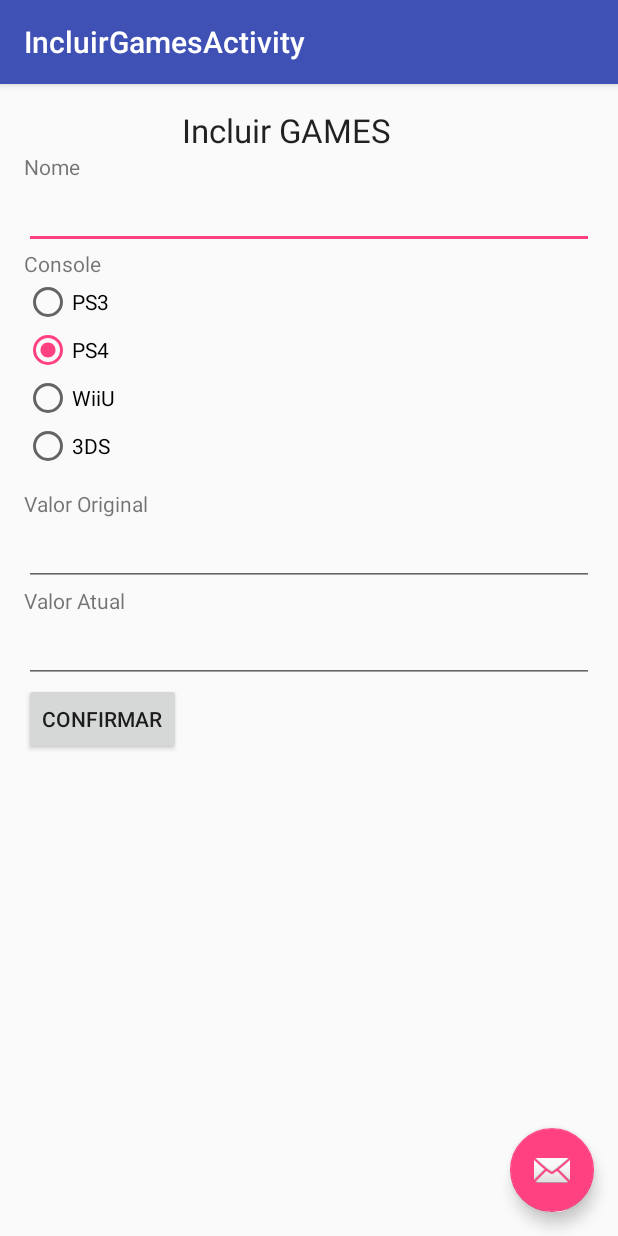
After one commit to lucashermano/minhamuambaproject, an Android app: the IncluirGamesActivity screen opened directly, with no data from a screen before it, on a phone screen of 412 x 824 dp. The commit adds this screen. Run offline under Robolectric (Android 15) with nearby library versions, the phone set to English and light mode, and no system bars.

Commit message:
Tela de inlcuir games.

```diff
--- /dev/null
+++ b/app/src/main/java/pucminas/br/minhamuamba/IncluirGamesActivity.java
@@ -0,0 +1,82 @@
+package pucminas.br.minhamuamba;
+
+import android.os.Bundle;
+import android.support.design.widget.FloatingActionButton;
+import android.support.design.widget.Snackbar;
+import android.support.v7.app.AppCompatActivity;
+import android.support.v7.widget.Toolbar;
+import android.view.View;
+import android.widget.Button;
+import android.widget.EditText;
+import android.widget.RadioButton;
+import android.widget.RadioGroup;
+import android.widget.Toast;
+
+import pucminas.br.minhamuamba.pucminas.br.minhamuamba.database.DBAdapter;
+
+public class IncluirGamesActivity extends AppCompatActivity {
+
+    @Override
+    protected void onCreate(Bundle savedInstanceState) {
+        super.onCreate(savedInstanceState);
+        setContentView(R.layout.activity_incluir_games);
+        Toolbar toolbar = (Toolbar) findViewById(R.id.toolbar);
+        setSupportActionBar(toolbar);
+
+        FloatingActionButton fab = (FloatingActionButton) findViewById(R.id.fab);
+        fab.setOnClickListener(new View.OnClickListener() {
+            @Override
+            public void onClick(View view) {
+                Snackbar.make(view, "Replace with your own action", Snackbar.LENGTH_LONG)
+                        .setAction("Action", null).show();
+            }
+        });
+
+
+        Button btnConfirmar = (Button) findViewById(R.id.btnConfirmarGames);
+
+        btnConfirmar.setOnClickListener(new Button.OnClickListener() {
+
+            @Override
+            public void onClick(View v) {
+
+                EditText txtNomeGame = (EditText) findViewById(R.id.txtNomeGame);
+                EditText txtValorOriginal = (EditText) findViewById(R.id.txtValorOriginal);
+                EditText txtValorAtual = (EditText) findViewById(R.id.txtValorAtual);
+
+                int console = 0;
+                RadioGroup radioGrupoConsoles = (RadioGroup) findViewById(R.id.radioGrupoConsoles);
+
+                int selectedId = radioGrupoConsoles.getCheckedRadioButtonId();
+
+                RadioButton radioSelecionado = (RadioButton) findViewById(selectedId);
+
+                if (radioSelecionado.getText().equals("PS3")) {
+                    console = 1;
+                } else if (radioSelecionado.getText().equals("PS4")) {
+                    console = 2;
+                } else if (radioSelecionado.getText().equals("WiiU")) {
+                    console = 3;
+                } else if (radioSelecionado.getText().equals("3DS")) {
+                    console = 4;
+                }
+
+                DBAdapter dbAdapter = new DBAdapter(v.getContext());
+                dbAdapter.open();
+                long idMuamba = dbAdapter.insertMuamba(txtNomeGame.getText().toString(), new Double(txtValorOriginal.getText().toString()), new Double(txtValorAtual.getText().toString()));
+                dbAdapter.insertGames(console, idMuamba);
+
+                dbAdapter.close();
+
+                Toast.makeText(getApplicationContext(), "Game cadastrado com sucesso!", Toast.LENGTH_SHORT).show();
+
+                txtNomeGame.setText("");
+                txtValorOriginal.setText("");
+                txtValorAtual.setText("");
+
+            }
+        });
+
+    }
+
+}
--- /dev/null
+++ b/app/src/main/res/layout/activity_incluir_games.xml
@@ -0,0 +1,25 @@
+<?xml version="1.0" encoding="utf-8"?>
+<android.support.design.widget.CoordinatorLayout
+    xmlns:android="http://schemas.android.com/apk/res/android"
+    xmlns:app="http://schemas.android.com/apk/res-auto"
+    xmlns:tools="http://schemas.android.com/tools" android:layout_width="match_parent"
+    android:layout_height="match_parent" android:fitsSystemWindows="true"
+    tools:context="pucminas.br.minhamuamba.IncluirGamesActivity">
+
+    <android.support.design.widget.AppBarLayout android:layout_height="wrap_content"
+        android:layout_width="match_parent" android:theme="@style/AppTheme.AppBarOverlay">
+
+        <android.support.v7.widget.Toolbar android:id="@+id/toolbar"
+            android:layout_width="match_parent" android:layout_height="?attr/actionBarSize"
+            android:background="?attr/colorPrimary" app:popupTheme="@style/AppTheme.PopupOverlay" />
+
+    </android.support.design.widget.AppBarLayout>
+
+    <include layout="@layout/content_incluir_games" />
+
+    <android.support.design.widget.FloatingActionButton android:id="@+id/fab"
+        android:layout_width="wrap_content" android:layout_height="wrap_content"
+        android:layout_gravity="bottom|end" android:layout_margin="@dimen/fab_margin"
+        android:src="@android:drawable/ic_dialog_email" />
+
+</android.support.design.widget.CoordinatorLayout>
--- /dev/null
+++ b/app/src/main/res/layout/content_incluir_games.xml
@@ -0,0 +1,107 @@
+<?xml version="1.0" encoding="utf-8"?>
+<LinearLayout xmlns:android="http://schemas.android.com/apk/res/android"
+    xmlns:tools="http://schemas.android.com/tools"
+    xmlns:app="http://schemas.android.com/apk/res-auto" android:layout_width="match_parent"
+    android:layout_height="match_parent" android:paddingLeft="@dimen/activity_horizontal_margin"
+    android:paddingRight="@dimen/activity_horizontal_margin"
+    android:paddingTop="@dimen/activity_vertical_margin"
+    android:paddingBottom="@dimen/activity_vertical_margin"
+    app:layout_behavior="@string/appbar_scrolling_view_behavior"
+    tools:showIn="@layout/activity_incluir_games"
+    tools:context="pucminas.br.minhamuamba.IncluirGamesActivity"
+    android:orientation="vertical"
+    android:weightSum="1">
+
+    <TextView
+        android:layout_width="350dp"
+        android:layout_height="wrap_content"
+        android:textAppearance="?android:attr/textAppearanceLarge"
+        android:text="@string/TITULO_TELA_INCLUIR_GAMES"
+        android:id="@+id/txtTituloTelaIncluirGames"
+        android:textAlignment="center" />
+
+    <TextView
+        android:layout_width="wrap_content"
+        android:layout_height="wrap_content"
+        android:textAppearance="?android:attr/textAppearanceSmall"
+        android:text="Nome"
+        android:id="@+id/textView2" />
+
+    <EditText
+        android:layout_width="match_parent"
+        android:layout_height="wrap_content"
+        android:id="@+id/txtNomeGame" />
+
+    <TextView
+        android:layout_width="wrap_content"
+        android:layout_height="wrap_content"
+        android:textAppearance="?android:attr/textAppearanceSmall"
+        android:text="Console"
+        android:id="@+id/textView3" />
+
+    <RadioGroup
+        android:layout_width="match_parent"
+        android:layout_height="wrap_content"
+        android:layout_weight="0.04"
+        android:id="@+id/radioGrupoConsoles">
+
+        <RadioButton
+            android:layout_width="wrap_content"
+            android:layout_height="wrap_content"
+            android:text="PS3"
+            android:id="@+id/radioConsole01" />
+
+        <RadioButton
+            android:layout_width="wrap_content"
+            android:layout_height="wrap_content"
+            android:text="PS4"
+            android:id="@+id/radioConsole02"
+            android:checked="true" />
+
+        <RadioButton
+            android:layout_width="wrap_content"
+            android:layout_height="wrap_content"
+            android:text="WiiU"
+            android:id="@+id/radioConsole03" />
+
+        <RadioButton
+            android:layout_width="wrap_content"
+            android:layout_height="wrap_content"
+            android:text="3DS"
+            android:id="@+id/radioConsole04" />
+    </RadioGroup>
+
+    <TextView
+        android:layout_width="wrap_content"
+        android:layout_height="wrap_content"
+        android:textAppearance="?android:attr/textAppearanceSmall"
+        android:text="Valor Original"
+        android:id="@+id/textView4" />
+
+    <EditText
+        android:layout_width="match_parent"
+        android:layout_height="wrap_content"
+        android:inputType="numberDecimal"
+        android:ems="10"
+        android:id="@+id/txtValorOriginal" />
+
+    <TextView
+        android:layout_width="wrap_content"
+        android:layout_height="wrap_content"
+        android:textAppearance="?android:attr/textAppearanceSmall"
+        android:text="Valor Atual"
+        android:id="@+id/textView5" />
+
+    <EditText
+        android:layout_width="match_parent"
+        android:layout_height="wrap_content"
+        android:inputType="numberDecimal"
+        android:ems="10"
+        android:id="@+id/txtValorAtual" />
+
+    <Button
+        android:layout_width="wrap_content"
+        android:layout_height="wrap_content"
+        android:text="@string/BOTAO_CONFIRMAR_INCLUIR_GAMES"
+        android:id="@+id/btnConfirmarGames" />
+</LinearLayout>
--- a/app/src/main/res/layout/content_row_games.xml
+++ b/app/src/main/res/layout/content_row_games.xml
@@ -27,7 +27,7 @@
         <TextView android:id="@+id/txtColuna01"
             android:textColor="#4B89E0"
             android:layout_width="50dip"
-            android:layout_height="40dip"
+            android:layout_height="20dip"
             android:textSize = "15dip"
             />
 
@@ -41,7 +41,7 @@
         <TextView android:id="@+id/txtColuna03"
             android:textColor="#4B89E0"
             android:gravity = "center"
-            android:layout_width="50dip"
+            android:layout_width="150dip"
             android:layout_height="wrap_content"  />
 
     </LinearLayout>
--- a/app/src/main/res/values/strings.xml
+++ b/app/src/main/res/values/strings.xml
@@ -10,9 +10,18 @@
     <string name="JANELA_CRUD_ACTION_FIGURES">JANELA_CRUD_ACTION_FIGURES</string>
     <string name="JANELA_CRUD_MANGAS">JANELA_CRUD_MANGAS</string>
 
+    <string name="JANELA_INCLUIR_GAMES">JANELA_INCLUIR_GAMES</string>
+
     <string name="title_activity_main_games">MainGamesActivity</string>
     <string name="title_activity_main_action_figures">MainActionFiguresActivity</string>
     <string name="title_activity_main_mangas">MainMangasActivity</string>
 
+    <string name="BOTAO_INCLUIR_GAMES">Incluir</string>
+    <string name="title_activity_incluir_games">IncluirGamesActivity</string>
+
+    <string name="TITULO_TELA_INCLUIR_GAMES">Incluir GAMES</string>
+
+    <string name="BOTAO_CONFIRMAR_INCLUIR_GAMES">Confirmar</string>
+
 
 </resources>
```
Also changed, not shown: app/src/main/AndroidManifest.xml (+10 -0 lines), app/src/main/java/pucminas/br/minhamuamba/MainGamesActivity.java (+14 -3 lines), app/src/main/java/pucminas/br/minhamuamba/pucminas/br/minhamuamba/database/DBAdapter.java (+7 -1 lines), app/src/main/res/layout/content_main_games.xml (+8 -0 lines).
